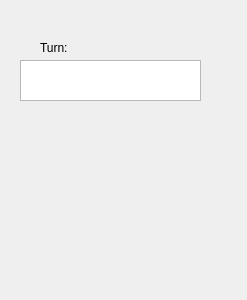
Above: GameDemonstrator/GameTurnDialog.ui from raubwuerger/StrategicGameProject before the change. Below: the same form after it.
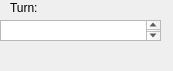
That is the form after the change.

The edit to the form file:
```diff
--- a/GameDemonstrator/GameTurnDialog.ui
+++ b/GameDemonstrator/GameTurnDialog.ui
@@ -6,8 +6,8 @@
    <rect>
     <x>0</x>
     <y>0</y>
-    <width>247</width>
-    <height>300</height>
+    <width>173</width>
+    <height>71</height>
    </rect>
   </property>
   <property name="windowTitle">
@@ -16,18 +16,18 @@
   <widget class="QPlainTextEdit" name="turnInfoEdit">
    <property name="geometry">
     <rect>
-     <x>20</x>
-     <y>60</y>
-     <width>181</width>
-     <height>41</height>
+     <x>0</x>
+     <y>20</y>
+     <width>161</width>
+     <height>21</height>
     </rect>
    </property>
   </widget>
   <widget class="QLabel" name="Turn">
    <property name="geometry">
     <rect>
-     <x>40</x>
-     <y>40</y>
+     <x>10</x>
+     <y>0</y>
      <width>53</width>
      <height>16</height>
     </rect>
```
